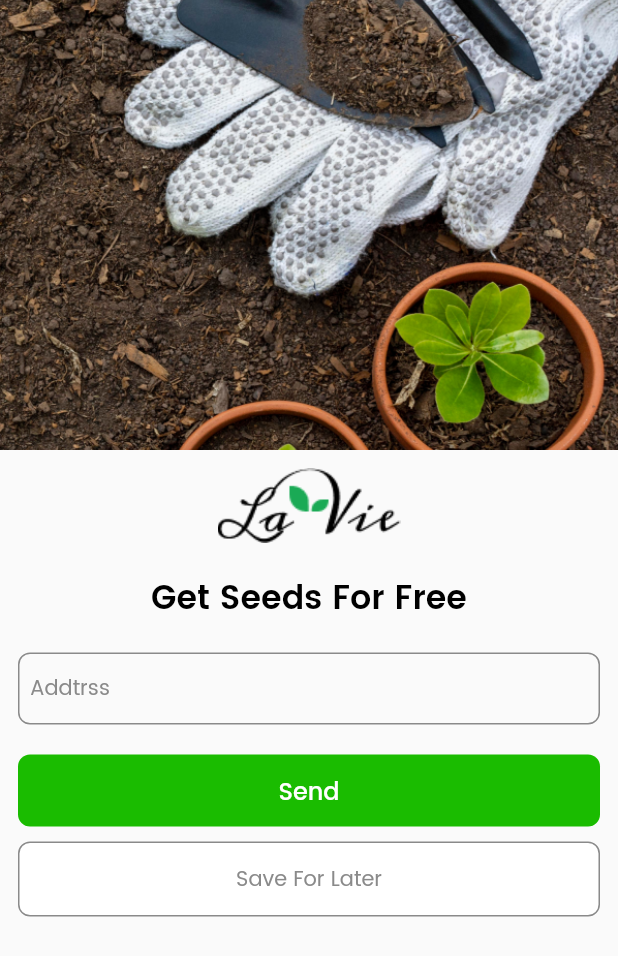
After one commit to AhmedSaeedMorsy/La_Vie, a Flutter app: the GiftPlantScreen screen opened by its route, on a phone screen of 412 x 824 dp. The commit adds this screen. Shown: the top 956 px of the screen. Run offline on Flutter 3.47's test engine with Material 2 defaults, Android fonts, the phone set to English and light mode, and no system bars; our stand-ins replace conditional_builder_rec, dio, flutter_bloc, flutter_svg, fluttertoast, google_sign_in and 3 more; missing offline and left inert: qr_code_scanner, splash_screen_view; accounts and stored records are empty.

Commit message:
gift plant

```diff
--- /dev/null
+++ b/lib/presentation/gift_plant/view/gift_plant.dart
@@ -0,0 +1,113 @@
+import 'package:flutter/cupertino.dart';
+import 'package:flutter/material.dart';
+import 'package:flutter/src/foundation/key.dart';
+import 'package:flutter/src/widgets/framework.dart';
+import 'package:la_vie/presentation/resources/assets_manager.dart';
+import 'package:la_vie/presentation/resources/font_manager.dart';
+import 'package:la_vie/presentation/resources/routes_manager.dart';
+import 'package:la_vie/presentation/resources/strings_manager.dart';
+import 'package:la_vie/presentation/resources/values_manager.dart';
+import 'package:la_vie/presentation/resources/widget.dart';
+
+import '../../resources/color_manager.dart';
+
+class GiftPlantScreen extends StatelessWidget {
+  GiftPlantScreen({Key? key}) : super(key: key);
+  TextEditingController addressController = TextEditingController();
+  @override
+  Widget build(BuildContext context) {
+    return Scaffold(
+      body: SafeArea(
+        child: Container(
+          child: SingleChildScrollView(
+            physics:const BouncingScrollPhysics(),
+            child: Column(
+              mainAxisSize: MainAxisSize.min,
+              children: [
+                Container(
+                  height: AppSize.s300,
+                  decoration:const BoxDecoration(
+                    image: DecorationImage(
+                      image: AssetImage(AssetsManager.giftPlant),
+                      fit: BoxFit.cover,
+                    ),
+                  ),
+                ),
+                Padding(
+                  padding: const EdgeInsets.all(AppPadding.p12),
+                  child: Column(
+                    children: [
+                      const Image(
+                        image: AssetImage(
+                          AssetsManager.icon,
+                        ),
+                      ),
+                      const SizedBox(
+                        height: AppSize.s20,
+                      ),
+                      Text(
+                        AppStrings.giftPlantTitle,
+                        style: Theme.of(context).textTheme.bodyLarge!.copyWith(
+                              fontSize: FontSizeManager.s24,
+                            ),
+                      ),
+                      const SizedBox(
+                        height: AppSize.s20,
+                      ),
+                      SharedWidget.defaultTextFormField(
+                          hint: AppStrings.address,
+                          controller: addressController,
+                          textInputType: TextInputType.text),
+                      const SizedBox(
+                        height: AppSize.s20,
+                      ),
+                      Container(
+                        decoration: BoxDecoration(
+                          borderRadius: BorderRadius.circular(
+                            AppSize.s8,
+                          ),
+                          color: ColorManager.lightGreen,
+                        ),
+                        width: double.infinity,
+                        child: MaterialButton(
+                          onPressed: () {},
+                          child: Text(
+                            AppStrings.send,
+                            style: Theme.of(context).textTheme.labelLarge,
+                          ),
+                        ),
+                      ),
+                      const SizedBox(
+                        height: AppSize.s10,
+                      ),
+                      Container(
+                        decoration: BoxDecoration(
+                          borderRadius: BorderRadius.circular(
+                            AppSize.s8,
+                          ),
+                          border: Border.all(color: ColorManager.grey2),
+                          color: ColorManager.primary,
+                        ),
+                        width: double.infinity,
+                        child: MaterialButton(
+                          onPressed: () {
+                            Navigator.pushNamed(
+                                context, Routes.mobileLayoutRoute);
+                          },
+                          child: Text(
+                            AppStrings.saveForLater,
+                            style: Theme.of(context).textTheme.displayLarge,
+                          ),
+                        ),
+                      ),
+                    ],
+                  ),
+                ),
+              ],
+            ),
+          ),
+        ),
+      ),
+    );
+  }
+}
--- a/lib/presentation/login_screen/view/login_screen.dart
+++ b/lib/presentation/login_screen/view/login_screen.dart
@@ -139,7 +139,8 @@ class LoginScreenview extends StatelessWidget {
           Navigator.pushNamed(context, Routes.mobileLayoutRoute);
         } else if (state is SigninWithGoogleSuccessState) {
           CacheHelper.setData(
-              key: SharedKeys.token, value: AuthCubit.get(context).user!.serverAuthCode);
+              key: SharedKeys.token,
+              value: AuthCubit.get(context).user!.serverAuthCode);
           Navigator.pushNamed(context, Routes.mobileLayoutRoute);
         }
       },
@@ -324,7 +325,7 @@ class RegisterScreenview extends StatelessWidget {
           CacheHelper.setData(
               key: SharedKeys.token,
               value: AuthCubit.get(context).userModel.data.accessToken);
-          Navigator.pushNamed(context, Routes.mobileLayoutRoute);
+          Navigator.pushNamed(context, Routes.giftPlantRoute);
         }
       },
       builder: (context, state) {
@@ -524,7 +525,9 @@ class RegisterScreenview extends StatelessWidget {
                     mainAxisAlignment: MainAxisAlignment.center,
                     children: [
                       InkWell(
-                        onTap: () {},
+                        onTap: () {
+                          AuthCubit.get(context).signInWithGoogle();
+                        },
                         child: SvgPicture.asset(
                           AssetsManager.google,
                         ),
--- a/lib/presentation/posts_screen/view/posts_screen.dart
+++ b/lib/presentation/posts_screen/view/posts_screen.dart
@@ -25,7 +25,7 @@ class PostsScreen extends StatefulWidget {
 
 class _PostsScreenState extends State<PostsScreen>
     with TickerProviderStateMixin {
-      var floting1 ;
+  var floting1;
   @override
   Widget build(BuildContext context) {
     TabController _tabController =
@@ -198,7 +198,7 @@ class _PostsScreenState extends State<PostsScreen>
               crossAxisAlignment: CrossAxisAlignment.start,
               children: [
                 Padding(
-                  padding: const EdgeInsets.all(8.0),
+                  padding: const EdgeInsets.all(AppSize.s8),
                   child: Container(
                     child: Row(
                       children: [
--- a/lib/presentation/resources/assets_manager.dart
+++ b/lib/presentation/resources/assets_manager.dart
@@ -22,4 +22,6 @@ class AssetsManager {
   static const String deleteIcon = "$imagePath/deleteIcon.svg";
   static const String likeIcon = "$imagePath/like_icon.svg";
   static const String plus = "$imagePath/plus.svg";
+  static const String giftPlant = "$imagePath/gift_plant.png";
+
 }
--- a/lib/presentation/resources/font_manager.dart
+++ b/lib/presentation/resources/font_manager.dart
@@ -23,5 +23,6 @@ class FontSizeManager {
   static const double s20 = 20.0;
   static const double s22 = 22.0;
   static const double s24 = 22.0;
+  static const double s55 = 55.0;
 
 }
--- a/lib/presentation/resources/routes_manager.dart
+++ b/lib/presentation/resources/routes_manager.dart
@@ -4,6 +4,7 @@ import 'package:la_vie/presentation/resources/strings_manager.dart';
 import 'package:la_vie/presentation/search/view/search.dart';
 
 import '../forget_password_screen/forget_password_screen.dart';
+import '../gift_plant/view/gift_plant.dart';
 import '../login_screen/view/login_screen.dart';
 import '../mobile_layout/view/mobile_layout.dart';
 import '../my_cart/view/my_cart.dart';
@@ -21,6 +22,8 @@ class Routes {
   static const String searchRoute = "/search";
   static const String myCartRoute = "/myCart";
   static const String createPostRoute = "/createPost";
+    static const String giftPlantRoute = "/giftPlant";
+
 }
 
 class RouteGenerator {
@@ -63,6 +66,10 @@ class RouteGenerator {
         return MaterialPageRoute(
           builder: (_) => CreatePostScreen(),
         );
+        case Routes.giftPlantRoute:
+        return MaterialPageRoute(
+          builder: (_) => GiftPlantScreen(),
+        );
       default:
         return unDefiendRoute();
     }
--- a/lib/presentation/resources/strings_manager.dart
+++ b/lib/presentation/resources/strings_manager.dart
@@ -27,6 +27,9 @@ class AppStrings {
       "Confirm Password not equal Password ";
   static String search = "search";
   static String all = "All";
+  static String giftPlantTitle = "Get Seeds For Free";
+  static String enterYourAddress = "Enter Your Address";
+  static String send = "Send";
   static String plants = "Plants";
   static String seeds = "Seeds";
   static String tools = "Tools";
@@ -51,4 +54,6 @@ class AppStrings {
   static String title = "Title";
   static String description = "Description";
   static String post = "Post";
+  static String saveForLater = "Save For Later";
+  static String address = "Addtrss";
 }
--- a/lib/presentation/resources/values_manager.dart
+++ b/lib/presentation/resources/values_manager.dart
@@ -44,6 +44,8 @@ class AppSize {
   static const double s80 = 80.0;
   static const double s150 = 150.0;
   static const double s200 = 200.0;
+  static const double s300 = 300.0;
+
   static const double s373 = 373.0;
   static const double s330 = 330.0;
 
```
Also changed, not shown: assets/images/gift_plant.png (added).
